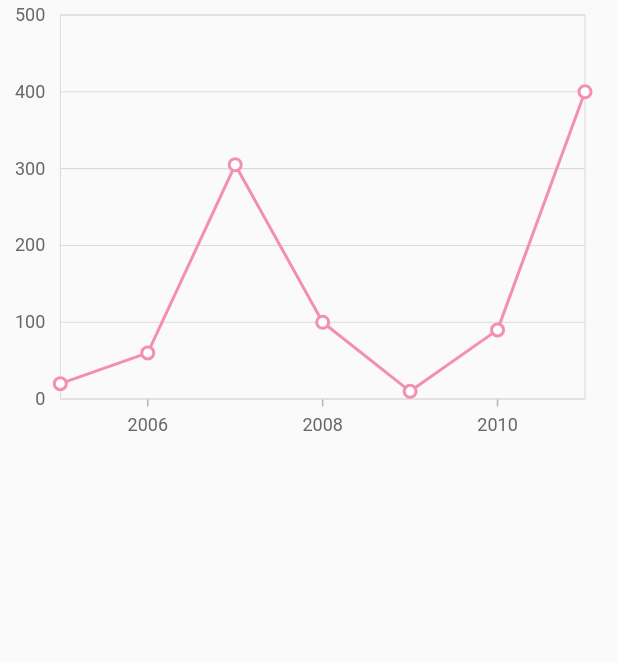
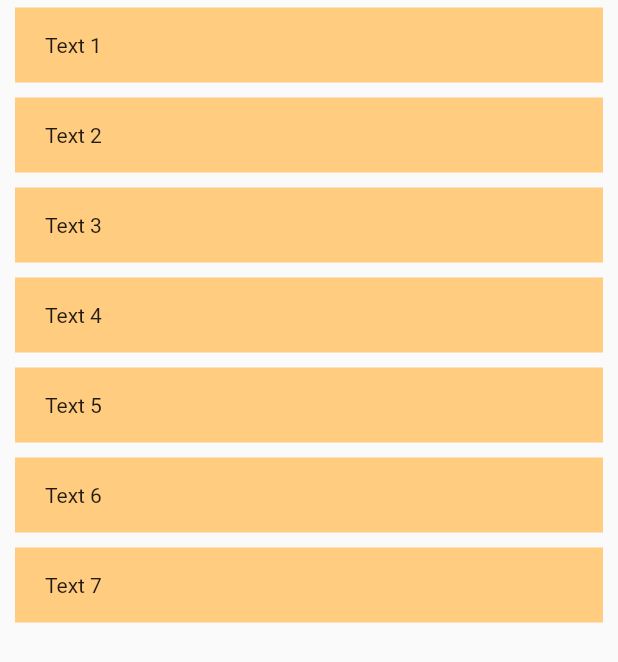
Before and after one commit to harsh11pujara/Experiment_UI, a Flutter app: the screen it shows after launch, on a phone screen of 412 x 824 dp. Shown: the top 662 px of the screen. Run offline on Flutter 3.47's test engine with Material 2 defaults, Android fonts, the phone set to English and light mode, and no system bars; our stand-ins replace syncfusion_flutter_charts.

Commit message:
swipe to delete using value notifier

```diff
--- a/lib/main.dart
+++ b/lib/main.dart
@@ -1,8 +1,9 @@
 import 'package:experiment_ui/charts.dart';
+import 'package:experiment_ui/swipe_delete.dart';
 import 'package:flutter/material.dart';
 
 void main() {
-  runApp(MaterialApp(home: Charts(),));
+  runApp(MaterialApp(home: SwipeDelete(),));
 }
 
 
--- a/lib/swipe_delete.dart
+++ b/lib/swipe_delete.dart
@@ -1 +1,114 @@
 import 'package:flutter/material.dart';
+
+class SwipeDelete extends StatelessWidget {
+  SwipeDelete({Key? key}) : super(key: key);
+
+  final ValueNotifier<List<String>> dataList = ValueNotifier<List<String>>([
+    "Text 1",
+    "Text 2",
+    "Text 3",
+    "Text 4",
+    "Text 5",
+    "Text 6",
+    "Text 7",
+  ]);
+
+  @override
+  Widget build(BuildContext context) {
+    dataList.addListener(() {
+      print("value change");
+    });
+    return Scaffold(
+      body: ValueListenableBuilder<List<String>>(
+        valueListenable: dataList,
+        builder: (context, listValue, child) {
+          return ListView.builder(
+            itemCount: listValue.length,
+            itemBuilder: (context, index) {
+              return Dismissible(
+                  key: UniqueKey(),
+                  direction: DismissDirection.startToEnd,
+                  dismissThresholds: const {DismissDirection.startToEnd : 0.6},
+                  onDismissed: (details) {
+                    List<String> tempList = [];
+                    for (var e in dataList.value) {
+                      if (e != dataList.value[index]) {
+                        tempList.add(e);
+                      }
+                    }
+                    dataList.value = tempList;
+                  },
+                  background: Container(
+                    width: double.infinity,
+                    color: Colors.blue[100],
+                    margin: const EdgeInsets.only(left: 10),
+                    padding: const EdgeInsets.only(left: 10),
+                    child: Align(
+                      alignment: Alignment.centerLeft,
+                      child: IconButton(
+                        onPressed: () {},
+                        icon: const Icon(
+                          Icons.delete,
+                          color: Colors.red,
+                        ),
+                      ),
+                    ),
+                  ),
+                  child: Container(
+                      margin: const EdgeInsets.symmetric(vertical: 5, horizontal: 10),
+                      child: Container(
+                        padding: const EdgeInsets.symmetric(horizontal: 20),
+                        width: double.infinity,
+                        height: 50,
+                        decoration: BoxDecoration(color: Colors.orange[200]),
+                        child: Align(alignment: Alignment.centerLeft, child: Text(listValue[index])),
+                      )));
+            },
+          );
+        },
+      ),
+      // body: ListView.builder(
+      //   itemCount: dataList.length,
+      //   itemBuilder: (context, index) {
+      //     return Dismissible(
+      //         key: UniqueKey(),
+      //         direction: DismissDirection.startToEnd,
+      //         secondaryBackground: IconButton(
+      //           onPressed: () {},
+      //           icon: const Icon(
+      //             Icons.check_box_sharp,
+      //             color: Colors.green,
+      //           ),
+      //         ),
+      //         movementDuration: Duration(milliseconds: 300),
+      //         onDismissed: (direction) {
+      //           dataList.remove(dataList[index]);
+      //           setState(() {});
+      //         },
+      //         background: Align(
+      //           alignment: Alignment.centerLeft,
+      //           child: Container(
+      //             margin: EdgeInsets.only(left: 25),
+      //             child: IconButton(
+      //               onPressed: () {},
+      //               icon: const Icon(
+      //                 Icons.delete,
+      //                 color: Colors.red,
+      //               ),
+      //             ),
+      //           ),
+      //         ),
+      //         child: Container(
+      //             margin: const EdgeInsets.symmetric(vertical: 5, horizontal: 10),
+      //             child: Container(
+      //               padding: const EdgeInsets.symmetric(horizontal: 20),
+      //               width: double.infinity,
+      //               height: 50,
+      //               decoration: BoxDecoration(color: Colors.orange[200]),
+      //               child: Align( alignment:  Alignment.centerLeft,child: Text(dataList[index])),
+      //             )));
+      //   },
+      // ),
+    );
+  }
+}
```
Also changed, not shown: lib/charts.dart (+38 -14 lines).
